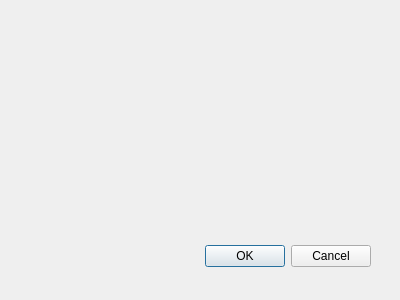
Old version of the form src/fort-studio/widget/FrameFinderDialog.ui in the repository formicidae-tracker/studio.
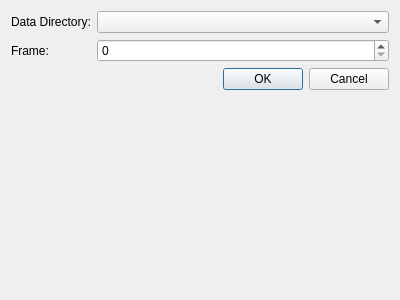
New version of the form. Custom widgets are drawn as their Qt base class.

Commit message: Adds TimeEditor popups and dialog

```diff
--- a/src/fort-studio/widget/FrameFinderDialog.ui
+++ b/src/fort-studio/widget/FrameFinderDialog.ui
@@ -15,15 +15,9 @@
   <property name="windowTitle">
    <string>Dialog</string>
   </property>
-  <widget name="buttonBox" class="QDialogButtonBox">
-   <property name="geometry">
-    <rect>
-     <x>30</x>
-     <y>240</y>
-     <width>341</width>
-     <height>32</height>
-    </rect>
-   </property>
+  <layout class="QFormLayout" name="formLayout">
+   <item row="3" column="0" colspan="2">
+    <widget class="QDialogButtonBox" name="buttonBox">
    <property name="orientation">
     <enum>Qt::Horizontal</enum>
    </property>
@@ -31,8 +25,36 @@
     <set>QDialogButtonBox::Cancel|QDialogButtonBox::Ok</set>
    </property>
   </widget>
- </widget>
- <pixmapfunction/>
+   </item>
+   <item row="0" column="0">
+    <widget class="QLabel" name="label">
+     <property name="text">
+      <string>Data Directory:</string>
+     </property>
+    </widget>
+   </item>
+   <item row="0" column="1">
+    <widget class="QComboBox" name="comboBox"/>
+   </item>
+   <item row="1" column="0">
+    <widget class="QLabel" name="label_2">
+     <property name="text">
+      <string>Frame:</string>
+     </property>
+    </widget>
+   </item>
+   <item row="1" column="1">
+    <widget class="QLongSpinBox" name="spinBox"/>
+   </item>
+  </layout>
+ </widget>
+ <customwidgets>
+  <customwidget>
+   <class>QLongSpinBox</class>
+   <extends>QSpinBox</extends>
+   <header location="global">fort-studio/widget/base/QLongSpinBox.hpp</header>
+  </customwidget>
+ </customwidgets>
  <resources/>
  <connections>
   <connection>
```
Left out of the diff: 6 changed lines with no effect on the pictures. Lines whose indentation alone changed are shown as unchanged. The commit also changes 9 other files.
